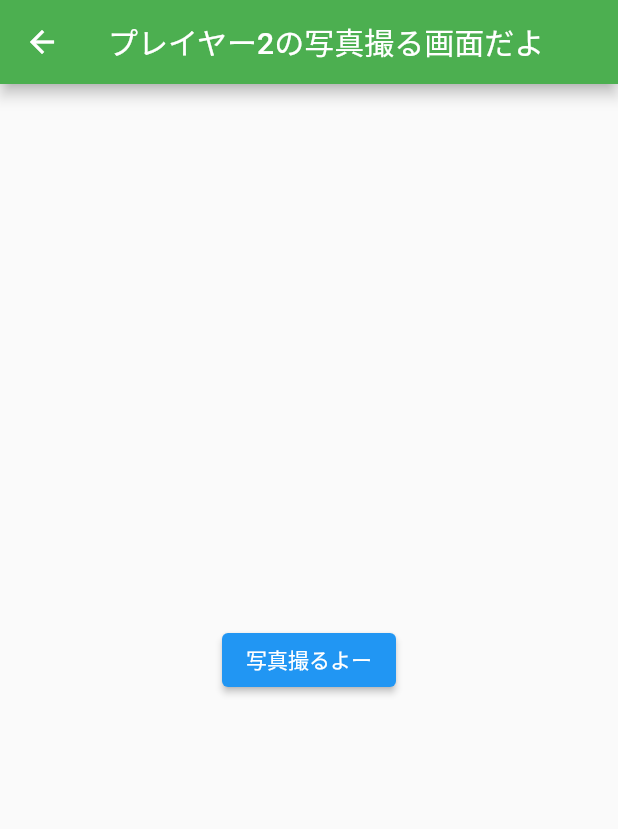
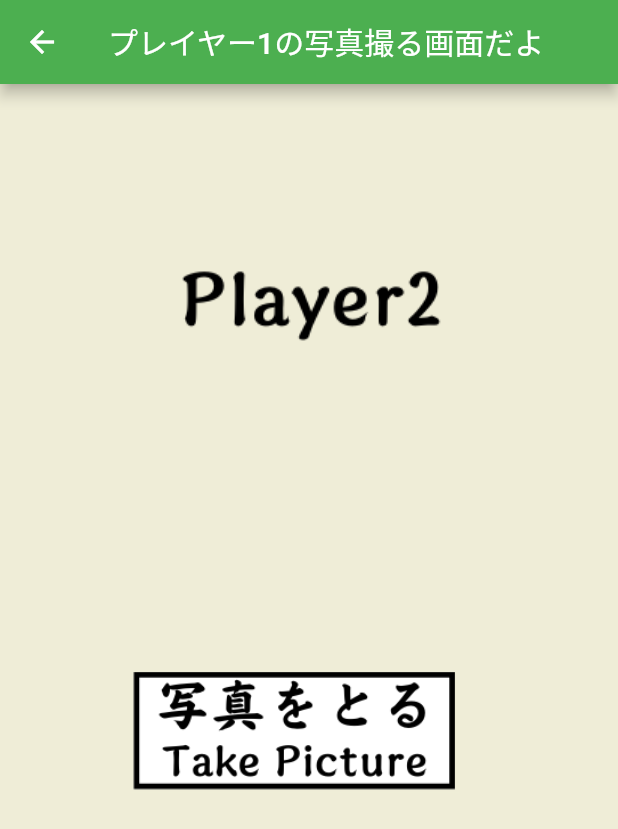
Before and after one commit to te17niidome/spajam2022nitkc, a Flutter app: the PictureReady2 screen opened directly, on a phone screen of 412 x 824 dp. Shown: the top 829 px of the screen. Run offline on Flutter 3.47's test engine with Material 2 defaults, Android fonts, the phone set to English and light mode, and no system bars; our stand-ins replace camera, image_gallery_saver.

```diff
--- a/lib/picture_ready_2.dart
+++ b/lib/picture_ready_2.dart
@@ -9,24 +9,49 @@ class PictureReady2 extends StatelessWidget {
   @override
   Widget build(BuildContext context) {
     return Scaffold(
+      backgroundColor: Color(0xffefedd7),
       // 上部のタイトルバー
       appBar: AppBar(
         backgroundColor: Colors.green,
-        title: const Text('プレイヤー2の写真撮る画面だよ'),
+        title: const Text('プレイヤー1の写真撮る画面だよ'),
       ),
-      body: Center(
-        child: ElevatedButton(
+      body:Column(
+        children: [
+          Container(
+            width: 300,
+            height: 300,
+            decoration: const BoxDecoration(
+              image: DecorationImage(
+                image: AssetImage('images/Player2.png'),
+                // fit: BoxFit.cover,
+              )
+            ),
+          ),
+          Center(
+            child: MaterialButton(
               onPressed: (){
                 Navigator.push(
                   context,
                   MaterialPageRoute(builder: (context) => TakePicture2(),
-              fullscreenDialog: true,
+                  // fullscreenDialog: true,
                   ),
                 );
               },
-          child: const Text('写真撮るよー'),
+              child: Container(
+                width: 510,
+                height: 400,
+                decoration: BoxDecoration(
+                  image:  DecorationImage(
+                    image: AssetImage('images/takePicture.png'),
+
                   ),
                 ),
+              ),
+
+            ),
+          ),
+        ],
+      )
     );
   }
 }
--- a/lib/result.dart
+++ b/lib/result.dart
@@ -4,6 +4,7 @@ class Result extends StatelessWidget{
   @override
   Widget build(BuildContext context){
     return Scaffold(
+      backgroundColor: Color(0xffefedd7),
       appBar:AppBar(
         title: const Text('ホーム画面'),
       ),
--- a/pubspec.yaml
+++ b/pubspec.yaml
@@ -67,7 +67,7 @@ flutter:
 
   # To add assets to your application, add an assets section, like this:
   assets:
-      - images/背景.png
+      - images/
   #   - images/a_dot_ham.jpeg
 
   # An image asset can refer to one or more resolution-specific "variants", see
```
Also changed, not shown: lib/home.dart (+22 -2 lines), lib/judge.dart (+23 -3 lines), lib/picture_ready_1.dart (+28 -3 lines), images/Player1.png, images/Player2.png, images/takePicture.png (renamed from images/写真を撮る.png). Lines whose indentation alone changed are shown as unchanged.
